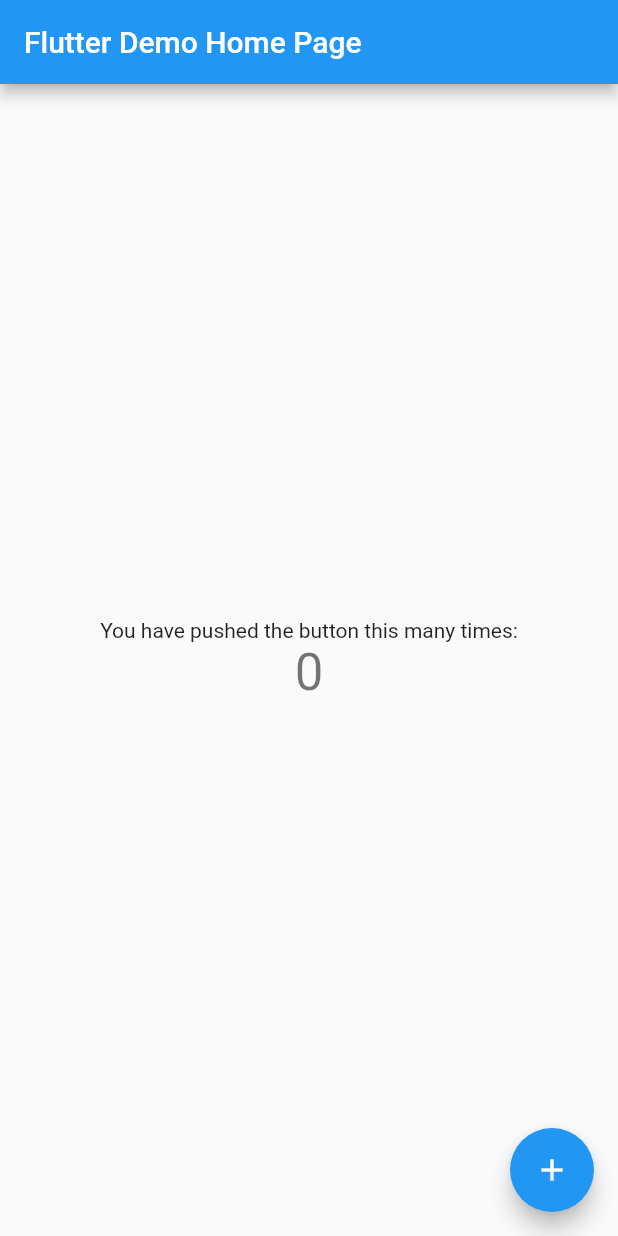
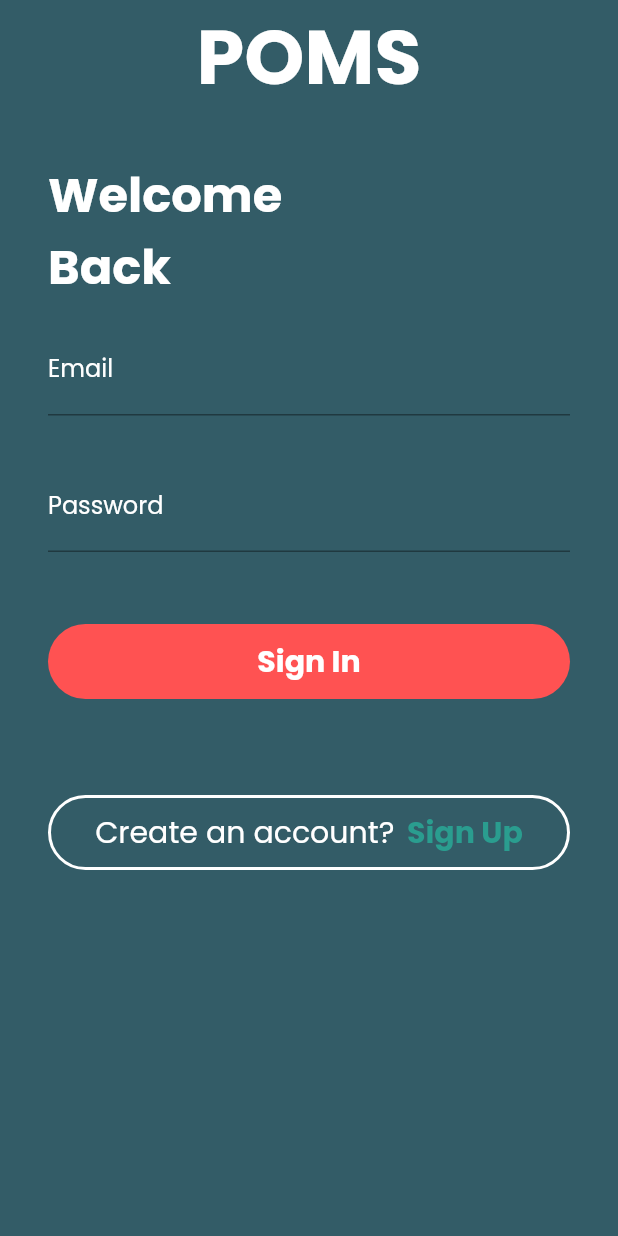
Before and after one commit to AbhiGang699/POMS, a Flutter app: the screen it shows after launch, on a phone screen of 412 x 824 dp. Run offline on Flutter 3.47's test engine with Material 2 defaults, Android fonts, the phone set to English and light mode, and no system bars; our stand-ins replace auto_route, firebase_core, flutter_bloc, google_fonts; accounts and stored records are empty.

Commit message:
Added sign in and sign up screens

```diff
--- a/lib/main.dart
+++ b/lib/main.dart
@@ -1,6 +1,10 @@
 import 'package:flutter/material.dart';
+import 'route_generator.dart';
+import 'package:firebase_core/firebase_core.dart';
 
-void main() {
+void main() async{
+  WidgetsFlutterBinding.ensureInitialized();
+  //await Firebase.initializeApp();
   runApp(const MyApp());
 }
 
@@ -11,105 +15,14 @@
   @override
   Widget build(BuildContext context) {
     return MaterialApp(
+      debugShowCheckedModeBanner: false,
       title: 'Flutter Demo',
       theme: ThemeData(
-        // This is the theme of your application.
-        //
-        // Try running your application with "flutter run". You'll see the
-        // application has a blue toolbar. Then, without quitting the app, try
-        // changing the primarySwatch below to Colors.green and then invoke
-        // "hot reload" (press "r" in the console where you ran "flutter run",
-        // or simply save your changes to "hot reload" in a Flutter IDE).
-        // Notice that the counter didn't reset back to zero; the application
-        // is not restarted.
         primarySwatch: Colors.blue,
       ),
-      home: const MyHomePage(title: 'Flutter Demo Home Page'),
+      initialRoute: '/sign_in',
+      onGenerateRoute: RouteGenerator.generateRoute ,
+      //home: const MyHomePage(title: 'Flutter Demo Home Page'),
     );
   }
 }
-
-class MyHomePage extends StatefulWidget {
-  const MyHomePage({Key? key, required this.title}) : super(key: key);
-
-  // This widget is the home page of your application. It is stateful, meaning
-  // that it has a State object (defined below) that contains fields that affect
-  // how it looks.
-
-  // This class is the configuration for the state. It holds the values (in this
-  // case the title) provided by the parent (in this case the App widget) and
-  // used by the build method of the State. Fields in a Widget subclass are
-  // always marked "final".
-
-  final String title;
-
-  @override
-  State<MyHomePage> createState() => _MyHomePageState();
-}
-
-class _MyHomePageState extends State<MyHomePage> {
-  int _counter = 0;
-
-  void _incrementCounter() {
-    setState(() {
-      // This call to setState tells the Flutter framework that something has
-      // changed in this State, which causes it to rerun the build method below
-      // so that the display can reflect the updated values. If we changed
-      // _counter without calling setState(), then the build method would not be
-      // called again, and so nothing would appear to happen.
-      _counter++;
-    });
-  }
-
-  @override
-  Widget build(BuildContext context) {
-    // This method is rerun every time setState is called, for instance as done
-    // by the _incrementCounter method above.
-    //
-    // The Flutter framework has been optimized to make rerunning build methods
-    // fast, so that you can just rebuild anything that needs updating rather
-    // than having to individually change instances of widgets.
-    return Scaffold(
-      appBar: AppBar(
-        // Here we take the value from the MyHomePage object that was created by
-        // the App.build method, and use it to set our appbar title.
-        title: Text(widget.title),
-      ),
-      body: Center(
-        // Center is a layout widget. It takes a single child and positions it
-        // in the middle of the parent.
-        child: Column(
-          // Column is also a layout widget. It takes a list of children and
-          // arranges them vertically. By default, it sizes itself to fit its
-          // children horizontally, and tries to be as tall as its parent.
-          //
-          // Invoke "debug painting" (press "p" in the console, choose the
-          // "Toggle Debug Paint" action from the Flutter Inspector in Android
-          // Studio, or the "Toggle Debug Paint" command in Visual Studio Code)
-          // to see the wireframe for each widget.
-          //
-          // Column has various properties to control how it sizes itself and
-          // how it positions its children. Here we use mainAxisAlignment to
-          // center the children vertically; the main axis here is the vertical
-          // axis because Columns are vertical (the cross axis would be
-          // horizontal).
-          mainAxisAlignment: MainAxisAlignment.center,
-          children: <Widget>[
-            const Text(
-              'You have pushed the button this many times:',
-            ),
-            Text(
-              '$_counter',
-              style: Theme.of(context).textTheme.headline4,
-            ),
-          ],
-        ),
-      ),
-      floatingActionButton: FloatingActionButton(
-        onPressed: _incrementCounter,
-        tooltip: 'Increment',
-        child: const Icon(Icons.add),
-      ), // This trailing comma makes auto-formatting nicer for build methods.
-    );
-  }
-}
--- /dev/null
+++ b/lib/route_generator.dart
@@ -0,0 +1,33 @@
+import 'package:flutter/material.dart';
+import 'screens/sign_up_screen.dart';
+import 'screens/sign_in_screen.dart';
+
+class RouteGenerator {
+  static Route<dynamic> generateRoute(RouteSettings settings) {
+    // Getting arguments passed in while calling Navigator.pushNamed
+    final args = settings.arguments;
+
+    switch (settings.name) {
+      case '/sign_up':
+        return MaterialPageRoute(builder: (_) => const SignUpScreen());
+      case '/sign_in':
+        return MaterialPageRoute(builder: (_) => const SignInScreen());
+      default:
+      // If there is no such named route in the switch statement, e.g. /third
+        return _errorRoute();
+    }
+  }
+
+  static Route<dynamic> _errorRoute() {
+    return MaterialPageRoute(builder: (_) {
+      return Scaffold(
+        appBar: AppBar(
+          title: const Text('Error'),
+        ),
+        body: const Center(
+          child: Text('ERROR'),
+        ),
+      );
+    });
+  }
+}
--- /dev/null
+++ b/lib/screens/sign_in_screen.dart
@@ -0,0 +1,159 @@
+import 'package:auto_route/auto_route.dart';
+import 'package:flutter/material.dart';
+import 'package:flutter_bloc/flutter_bloc.dart';
+import 'package:pomsp/utils/colors.dart';
+import 'package:google_fonts/google_fonts.dart';
+
+class SignInScreen extends StatelessWidget {
+  const SignInScreen({Key? key}) : super(key: key);
+  @override
+  Widget build(BuildContext context) {
+    final TextEditingController emailController = TextEditingController();
+    final TextEditingController passwordController = TextEditingController();
+            return Scaffold(
+              backgroundColor: UIColors.primaryBackground,
+              body: SafeArea(
+                child: SingleChildScrollView(
+                  child: Column(
+                    crossAxisAlignment: CrossAxisAlignment.start,
+                    children: [
+                      Center(
+                        child: Text(
+                          "POMS",
+                          style: GoogleFonts.poppins(
+                            color: Colors.white,
+                            fontSize: 51,
+                            fontWeight: FontWeight.bold,
+                          ),
+                        ),
+                      ),
+                      const SizedBox(
+                        height: 30,
+                      ),
+                      Padding(
+                        padding: const EdgeInsets.only(left: 32.0),
+                        child: Text(
+                          "Welcome",
+                          style: GoogleFonts.poppins(
+                            color: Colors.white,
+                            fontSize: 32,
+                            fontWeight: FontWeight.bold,
+                          ),
+                        ),
+                      ),
+                      Padding(
+                        padding: const EdgeInsets.only(left: 32.0),
+                        child: Text(
+                          "Back",
+                          style: GoogleFonts.poppins(
+                            color: Colors.white,
+                            fontSize: 32,
+                            fontWeight: FontWeight.bold,
+                          ),
+                        ),
+                      ),
+                      Padding(
+                        padding: const EdgeInsets.symmetric(
+                            horizontal: 32.0, vertical: 16),
+                        child: TextFormField(
+                          controller: emailController,
+                          decoration: InputDecoration(
+                            labelText: "Email",
+                            labelStyle: GoogleFonts.poppins(
+                              color: Colors.white,
+                            ),
+                          ),
+                        ),
+                      ),
+                      Padding(
+                        padding: const EdgeInsets.symmetric(
+                            horizontal: 32.0, vertical: 16),
+                        child: TextFormField(
+                          controller: passwordController,
+                          obscureText: true,
+                          decoration: InputDecoration(
+                            labelText: "Password",
+                            labelStyle: GoogleFonts.poppins(
+                              color: Colors.white,
+                            ),
+                          ),
+                        ),
+                      ),
+                      Padding(
+                        padding: const EdgeInsets.all(32.0),
+                        child: InkWell(
+                          onTap: () {
+                            // getIt<AuthBloc>().add(
+                            //   SignInUser(
+                            //       email: emailController.text,
+                            //       password: passwordController.text,
+                            //       context: context),
+                            // );
+                          },
+                          child: Container(
+                            height: 50,
+                            width: MediaQuery.of(context).size.width,
+                            decoration: BoxDecoration(
+                              borderRadius: BorderRadius.circular(30),
+                              color: Colors.redAccent,
+                            ),
+                            child: Center(
+                               child: Text(
+                                'Sign In',
+                                style: GoogleFonts.poppins(
+                                  color: Colors.white,
+                                  fontSize: 20,
+                                  fontWeight: FontWeight.bold,
+                                ),
+                              ),
+                            ),
+                          ),
+                        ),
+                      ),
+                      Padding(
+                        padding: const EdgeInsets.all(32.0),
+                        child: InkWell(
+                          onTap: () {
+                            Navigator.of(context).pushNamed('/sign_up');
+                            //ExtendedNavigator.of(context).pushSignUpScreen();
+                          },
+                          child: Container(
+                            height: 50,
+                            width: MediaQuery.of(context).size.width,
+                            decoration: BoxDecoration(
+                              border: Border.all(width: 2, color: Colors.white),
+                              borderRadius: BorderRadius.circular(30),
+                              // color: Color(0xffEC686F),
+                            ),
+                            child: Center(
+                                child: Row(
+                                  mainAxisAlignment: MainAxisAlignment.center,
+                                  children: [
+                                    Text(
+                                      'Create an account?',
+                                      style: GoogleFonts.poppins(
+                                        color: Colors.white,
+                                        fontSize: 20,
+                                        // fontWeight: FontWeight.bold,
+                                      ),
+                                    ),
+                                    Text(
+                                      '  Sign Up',
+                                      style: GoogleFonts.poppins(
+                                        color: const Color(0xff2A9D8F),
+                                        fontSize: 20,
+                                        fontWeight: FontWeight.bold,
+                                      ),
+                                    ),
+                                  ],
+                                )),
+                          ),
+                        ),
+                      ),
+                    ],
+                  ),
+                ),
+              ),
+            );
+  }
+}
--- /dev/null
+++ b/lib/utils/colors.dart
@@ -0,0 +1,23 @@
+import 'package:flutter/material.dart';
+
+class UIColors {
+  const UIColors();
+  static const Color gray = Color(0xFFD8D8D8);
+  static const Color gray60 = Color(0x99D8D8D8);
+  static const Color gray25 = Color(0x40D8D8D8);
+  static const Color white60 = Color(0x99FFFFFF);
+  static const Color primaryBackground = Color(0xFF335C67);
+  static const Color inputBackground = Color(0xFF26282F);
+  static const Color cardBackground = Color(0x03FEFEFE);
+  static const Color buttonColor = Color(0xFF09AF79);
+  static const Color focusColor = Color(0xCCFFFFFF);
+  static const Color dividerColor = Color(0xAA282828);
+  static const Color green = Color(0xFF2A9D8F);
+  static const Color darkGreen = Color(0xFF045D56);
+  static const Color orange = Color(0xFFFF6859);
+  static const Color yellow = Color(0xFFFFCF44);
+  static const Color purple = Color(0xFFB15DFF);
+  static const Color blue = Color(0xFF72DEFF);
+  static const Color red = Color(0xFFDC3545);
+  static const Color pink = Color(0xFFf54291);
+}
--- a/pubspec.yaml
+++ b/pubspec.yaml
@@ -29,6 +29,11 @@
 dependencies:
   flutter:
     sdk: flutter
+  auto_route: ^3.2.4
+  google_fonts: ^2.3.1
+  flutter_bloc: ^8.0.1
+  firebase_auth: ^3.3.9
+  firebase_core: ^1.13.1
 
 
   # The following adds the Cupertino Icons font to your application.
@@ -38,6 +43,7 @@
 dev_dependencies:
   flutter_test:
     sdk: flutter
+  auto_route_generator: ^3.2.3
 
   # The "flutter_lints" package below contains a set of recommended lints to
   # encourage good coding practices. The lint set provided by the package is
```
Also changed, not shown: google-services.json (added, +39 -0 lines), lib/screens/sign_up_screen.dart (added, +177 -0 lines), lib/utils/text_style.dart (added, +42 -0 lines), pubspec.lock.
